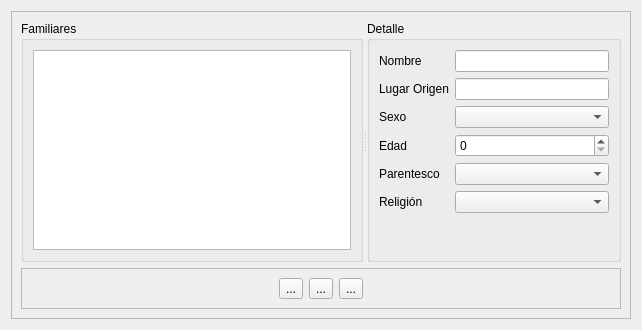
Above: gui_design/wzrdPgDatosIntegrantes.ui from cabumtz/censocathdesktop before the change. Below: the same form after it.
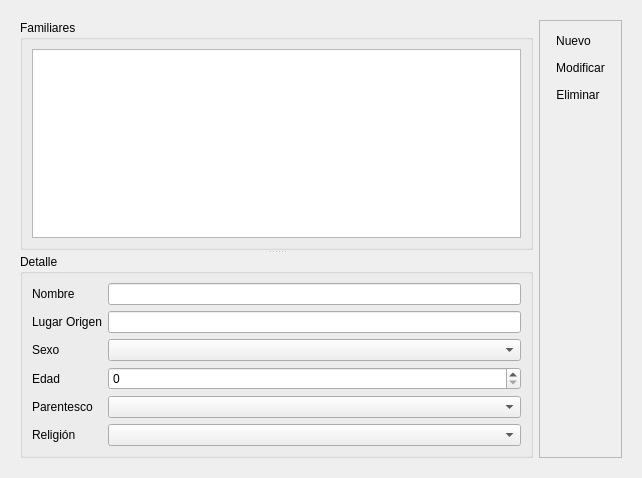
That is the form after the change. Icons and pictures are not drawn.

Commit message: Update: minor changes of layout and gui for encuesta dialog

```diff
--- a/gui_design/wzrdPgDatosIntegrantes.ui
+++ b/gui_design/wzrdPgDatosIntegrantes.ui
@@ -7,7 +7,7 @@
     <x>0</x>
     <y>0</y>
     <width>642</width>
-    <height>330</height>
+    <height>478</height>
    </rect>
   </property>
   <property name="windowTitle">
@@ -20,16 +20,16 @@
    <item>
     <widget class="QFrame" name="frame">
      <property name="frameShape">
-      <enum>QFrame::StyledPanel</enum>
+      <enum>QFrame::NoFrame</enum>
      </property>
      <property name="frameShadow">
       <enum>QFrame::Raised</enum>
      </property>
-     <layout class="QVBoxLayout" name="verticalLayout">
+     <layout class="QHBoxLayout" name="horizontalLayout_3">
       <item>
        <widget class="QSplitter" name="splitter">
         <property name="orientation">
-         <enum>Qt::Horizontal</enum>
+         <enum>Qt::Vertical</enum>
         </property>
         <widget class="QGroupBox" name="groupBox">
          <property name="title">
@@ -111,9 +111,9 @@
        </widget>
       </item>
       <item>
-       <widget class="QFrame" name="frame_2">
+       <widget class="QFrame" name="frmButtonFrame">
         <property name="sizePolicy">
-         <sizepolicy hsizetype="Minimum" vsizetype="Maximum">
+         <sizepolicy hsizetype="Maximum" vsizetype="Minimum">
           <horstretch>0</horstretch>
           <verstretch>0</verstretch>
          </sizepolicy>
@@ -124,50 +124,61 @@
         <property name="frameShadow">
          <enum>QFrame::Raised</enum>
         </property>
-        <layout class="QHBoxLayout" name="horizontalLayout_3">
+        <layout class="QVBoxLayout" name="verticalLayout">
          <item>
-          <spacer name="horizontalSpacer">
-           <property name="orientation">
-            <enum>Qt::Horizontal</enum>
+          <widget class="QToolButton" name="tlBttnNuevo">
+           <property name="text">
+            <string>Nuevo</string>
            </property>
-           <property name="sizeHint" stdset="0">
-            <size>
-             <width>40</width>
-             <height>20</height>
-            </size>
+           <property name="icon">
+            <iconset resource="resources/actionIcos.qrc">
+             <normaloff>:/icos32/icos32/document-new.png</normaloff>:/icos32/icos32/document-new.png</iconset>
            </property>
-          </spacer>
-         </item>
-         <item>
-          <widget class="QToolButton" name="toolButton">
-           <property name="text">
-            <string>...</string>
+           <property name="checkable">
+            <bool>true</bool>
            </property>
+           <property name="autoRaise">
+            <bool>true</bool>
+           </property>
           </widget>
          </item>
          <item>
-          <widget class="QToolButton" name="toolButton_2">
+          <widget class="QToolButton" name="tlBttnModificar">
            <property name="text">
-            <string>...</string>
+            <string>Modificar</string>
            </property>
+           <property name="icon">
+            <iconset resource="resources/actionIcos.qrc">
+             <normaloff>:/icos32/icos32/document-properties.png</normaloff>:/icos32/icos32/document-properties.png</iconset>
+           </property>
+           <property name="autoRaise">
+            <bool>true</bool>
+           </property>
           </widget>
          </item>
          <item>
-          <widget class="QToolButton" name="toolButton_3">
+          <widget class="QToolButton" name="tlBttnEliminar">
            <property name="text">
-            <string>...</string>
+            <string>Eliminar</string>
            </property>
+           <property name="icon">
+            <iconset resource="resources/actionIcos.qrc">
+             <normaloff>:/icos32/icos32/process-stop.png</normaloff>:/icos32/icos32/process-stop.png</iconset>
+           </property>
+           <property name="autoRaise">
+            <bool>true</bool>
+           </property>
           </widget>
          </item>
          <item>
-          <spacer name="horizontalSpacer_2">
+          <spacer name="verticalSpacer">
            <property name="orientation">
-            <enum>Qt::Horizontal</enum>
+            <enum>Qt::Vertical</enum>
            </property>
            <property name="sizeHint" stdset="0">
             <size>
-             <width>40</width>
-             <height>20</height>
+             <width>20</width>
+             <height>40</height>
             </size>
            </property>
           </spacer>
```
Left out of the diff: 4 changed lines with no effect on the pictures. The commit also changes 6 other files.
